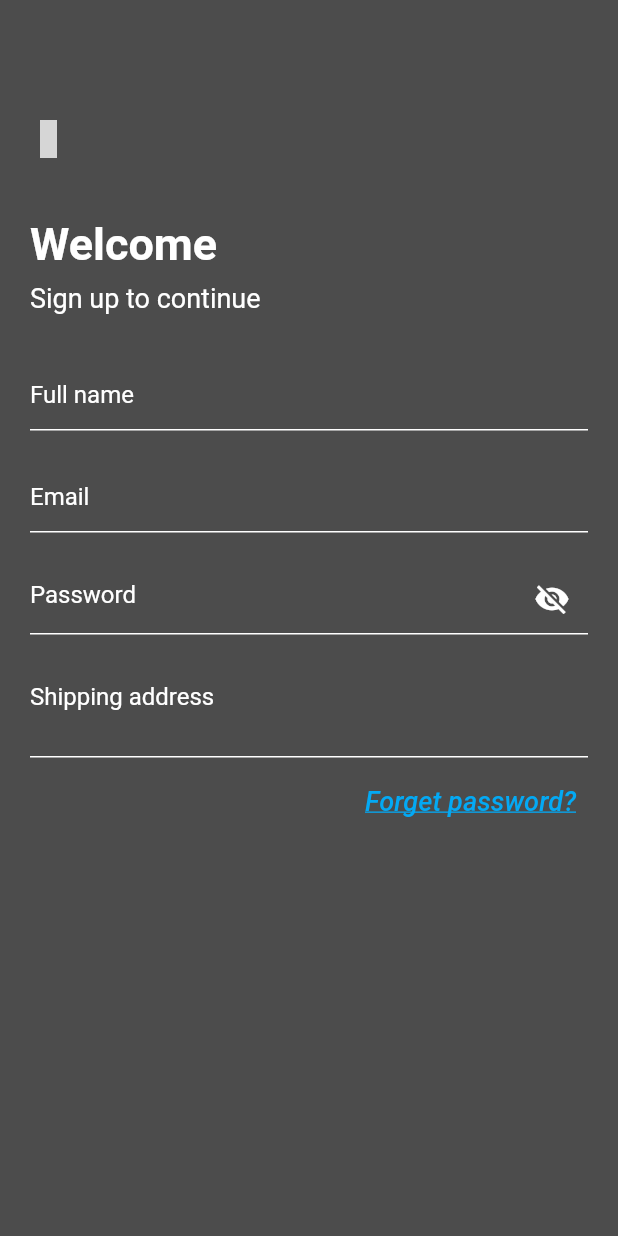
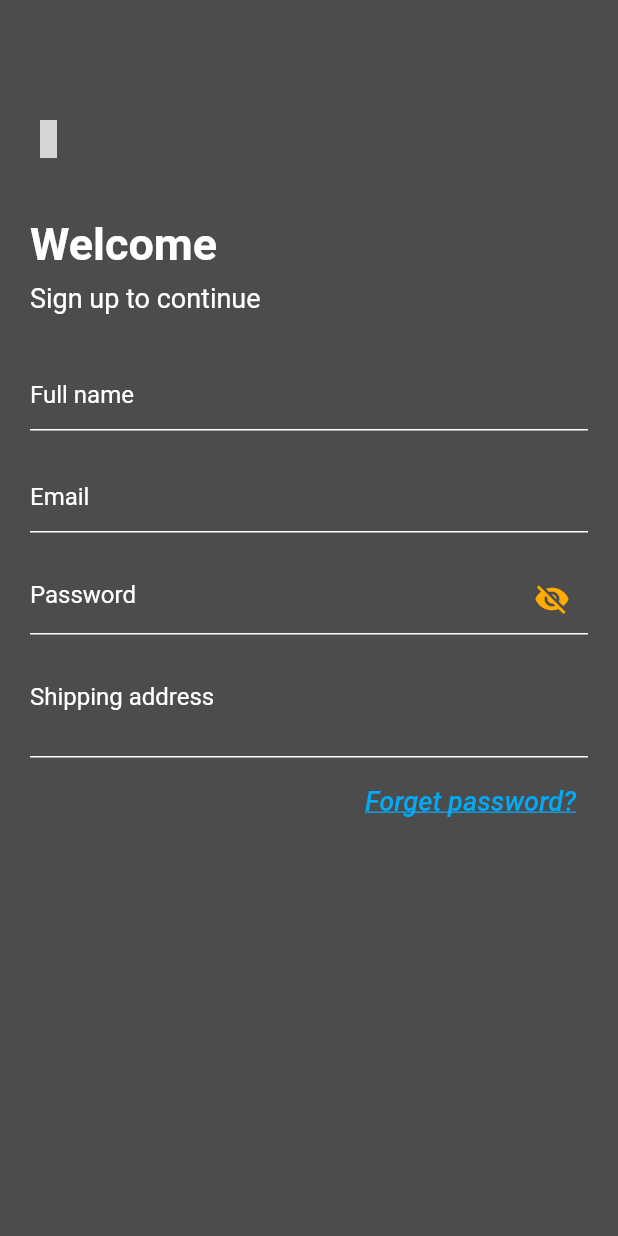
Before and after one commit to Devsaci/grocery_app_hadi_v2, a Flutter app: the RegisterScreen screen opened by its route, on a phone screen of 412 x 824 dp. Run offline on Flutter 3.47's test engine with Material 2 defaults, Android fonts, the phone set to English and light mode, and no system bars; drawn by our look-alikes of card_swiper; our stand-ins replace fancy_shimmer_image, flutter_iconly, shared_preferences; accounts and stored records are empty; grey boxes are pictures that could not be loaded.

Commit message:
color: Colors.amberAccent[700],

```diff
--- a/lib/screens/auth/register.dart
+++ b/lib/screens/auth/register.dart
@@ -193,7 +193,7 @@ class _RegisterScreenState extends State<RegisterScreen> {
                                 _obscureText
                                     ? Icons.visibility_off
                                     : Icons.visibility,
-                                color: Colors.white,
+                                color: Colors.amberAccent[700],
                               ),
                             ),
                             hintText: 'Password',
```
